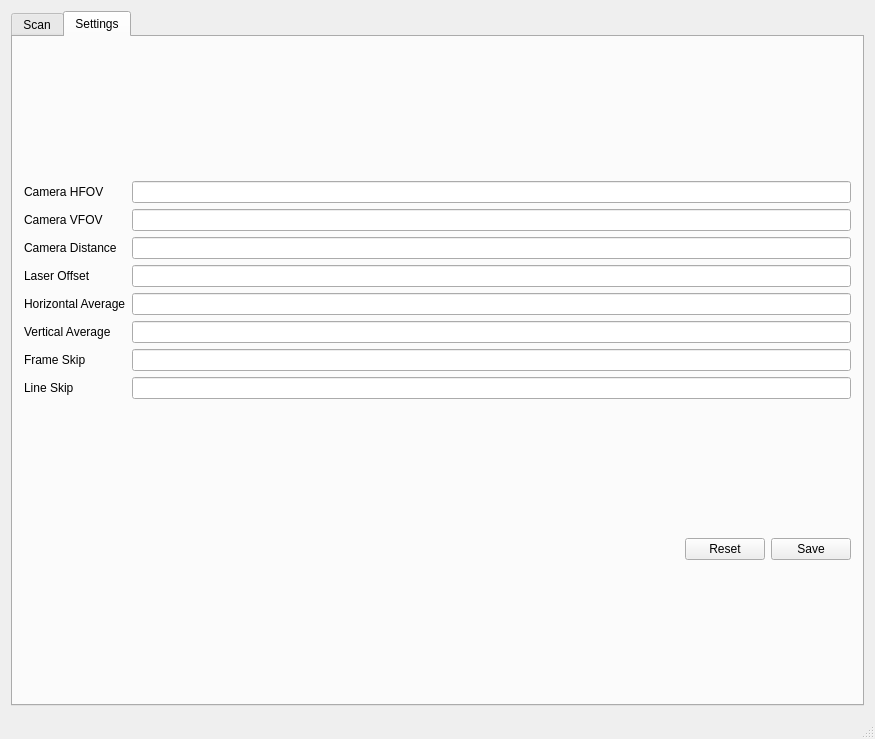
The window that Piscan/mainwindow.ui (MarthamEngineering/Piscan) describes before a commit, drawn with Qt 5.
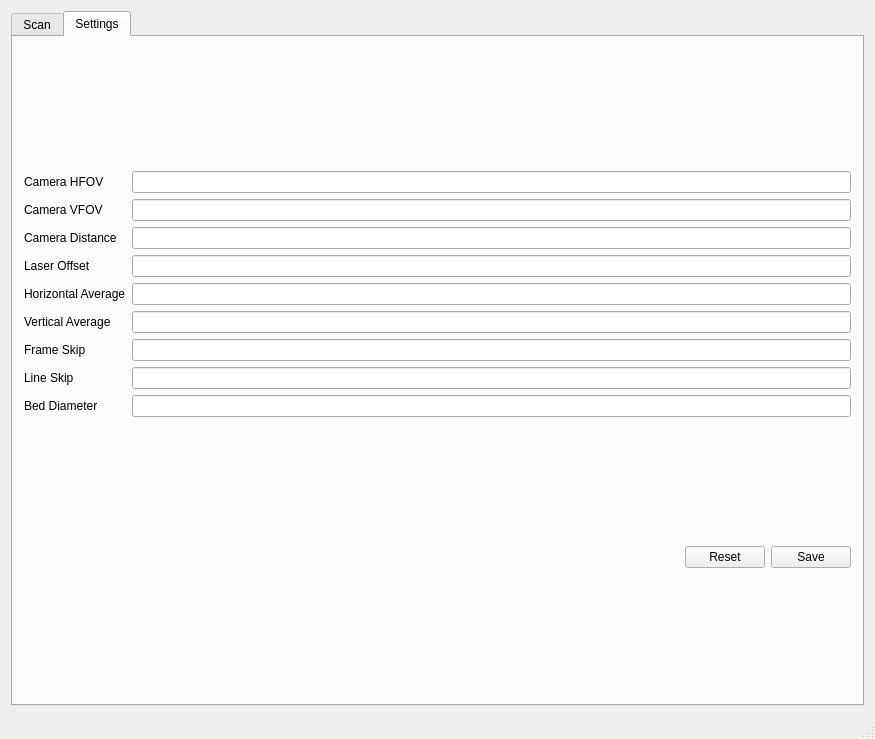
The same window after the commit. The open tabs and pages were chosen to show the change. Custom widgets are drawn as their Qt base class.

```diff
--- a/Piscan/mainwindow.ui
+++ b/Piscan/mainwindow.ui
@@ -137,6 +137,16 @@
             </property>
            </widget>
           </item>
+          <item>
+           <widget class="QLabel" name="label_23">
+            <property name="text">
+             <string>Bed Diameter</string>
+            </property>
+            <property name="buddy">
+             <cstring>lineEditLineSkip</cstring>
+            </property>
+           </widget>
+          </item>
          </layout>
         </item>
         <item row="0" column="1">
@@ -165,6 +175,9 @@
           <item>
            <widget class="QLineEdit" name="lineEditLineSkip"/>
           </item>
+          <item>
+           <widget class="QLineEdit" name="lineEditBedDiameter"/>
+          </item>
          </layout>
         </item>
         <item row="1" column="0" colspan="2">
```
